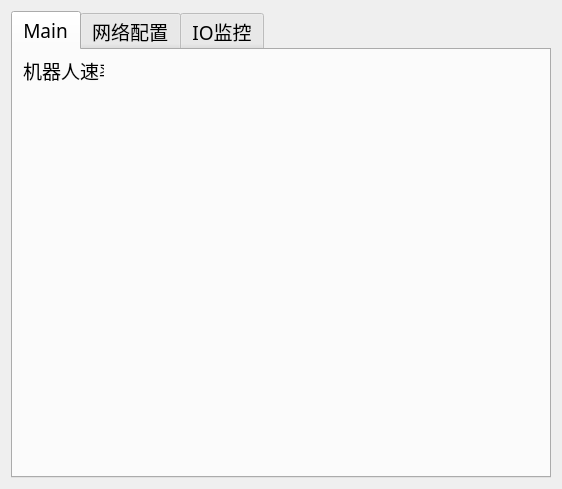
Before: the Qt Designer form mywindow.ui in duanyifei777/TCPClint, drawn with Qt 5.
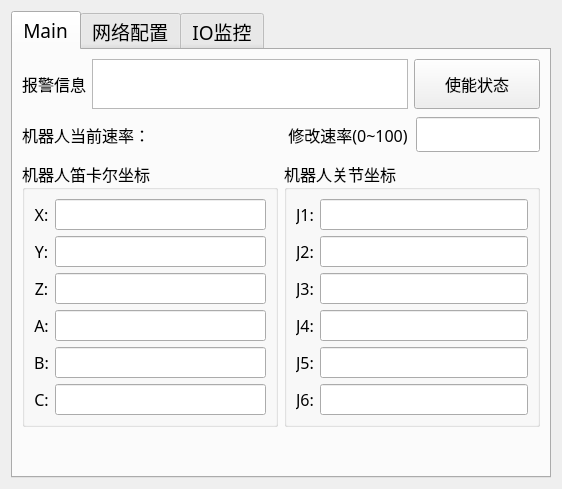
After: the same form once the commit is applied.

Commit message: 版本3 （主窗口功能完善：速度、使能、报警信息、笛卡尔坐标与关节坐标显示）

What changed in the file:
```diff
--- a/mywindow.ui
+++ b/mywindow.ui
@@ -13,8 +13,8 @@
   <property name="windowTitle">
    <string>Form</string>
   </property>
-  <layout class="QVBoxLayout" name="verticalLayout_2">
-   <item>
+  <layout class="QGridLayout" name="gridLayout">
+   <item row="0" column="0">
     <layout class="QVBoxLayout" name="verticalLayout">
      <item>
       <widget class="QTabWidget" name="tabWidget">
@@ -31,19 +31,399 @@
         <attribute name="title">
          <string>Main</string>
         </attribute>
-        <widget class="QLabel" name="label_3">
-         <property name="geometry">
-          <rect>
-           <x>10</x>
-           <y>5</y>
-           <width>81</width>
-           <height>31</height>
-          </rect>
-         </property>
-         <property name="text">
-          <string>&lt;html&gt;&lt;head/&gt;&lt;body&gt;&lt;p align=&quot;center&quot;&gt;机器人速率&lt;/p&gt;&lt;/body&gt;&lt;/html&gt;</string>
-         </property>
-        </widget>
+        <layout class="QGridLayout" name="gridLayout_3">
+         <item row="4" column="0">
+          <widget class="QGroupBox" name="CartgroupBox">
+           <property name="font">
+            <font>
+             <family>微软雅黑</family>
+             <pointsize>12</pointsize>
+            </font>
+           </property>
+           <property name="title">
+            <string>机器人笛卡尔坐标</string>
+           </property>
+           <layout class="QGridLayout" name="gridLayout_2">
+            <item row="0" column="0">
+             <widget class="QLabel" name="label_6">
+              <property name="text">
+               <string>&lt;html&gt;&lt;head/&gt;&lt;body&gt;&lt;p align=&quot;center&quot;&gt;X:&lt;/p&gt;&lt;/body&gt;&lt;/html&gt;</string>
+              </property>
+             </widget>
+            </item>
+            <item row="0" column="1">
+             <widget class="QLineEdit" name="xlineEdit">
+              <property name="readOnly">
+               <bool>true</bool>
+              </property>
+             </widget>
+            </item>
+            <item row="1" column="0">
+             <widget class="QLabel" name="label_7">
+              <property name="text">
+               <string>&lt;html&gt;&lt;head/&gt;&lt;body&gt;&lt;p align=&quot;center&quot;&gt;Y:&lt;/p&gt;&lt;/body&gt;&lt;/html&gt;</string>
+              </property>
+             </widget>
+            </item>
+            <item row="1" column="1">
+             <widget class="QLineEdit" name="ylineEdit">
+              <property name="readOnly">
+               <bool>true</bool>
+              </property>
+             </widget>
+            </item>
+            <item row="2" column="0">
+             <widget class="QLabel" name="label_8">
+              <property name="text">
+               <string>&lt;html&gt;&lt;head/&gt;&lt;body&gt;&lt;p align=&quot;center&quot;&gt;Z:&lt;/p&gt;&lt;/body&gt;&lt;/html&gt;</string>
+              </property>
+             </widget>
+            </item>
+            <item row="2" column="1">
+             <widget class="QLineEdit" name="zlineEdit">
+              <property name="readOnly">
+               <bool>true</bool>
+              </property>
+             </widget>
+            </item>
+            <item row="3" column="0">
+             <widget class="QLabel" name="label_9">
+              <property name="text">
+               <string>&lt;html&gt;&lt;head/&gt;&lt;body&gt;&lt;p align=&quot;center&quot;&gt;A:&lt;/p&gt;&lt;/body&gt;&lt;/html&gt;</string>
+              </property>
+             </widget>
+            </item>
+            <item row="3" column="1">
+             <widget class="QLineEdit" name="alineEdit">
+              <property name="readOnly">
+               <bool>true</bool>
+              </property>
+             </widget>
+            </item>
+            <item row="4" column="0">
+             <widget class="QLabel" name="label_11">
+              <property name="text">
+               <string>&lt;html&gt;&lt;head/&gt;&lt;body&gt;&lt;p align=&quot;center&quot;&gt;B:&lt;/p&gt;&lt;/body&gt;&lt;/html&gt;</string>
+              </property>
+             </widget>
+            </item>
+            <item row="4" column="1">
+             <widget class="QLineEdit" name="blineEdit">
+              <property name="readOnly">
+               <bool>true</bool>
+              </property>
+             </widget>
+            </item>
+            <item row="5" column="0">
+             <widget class="QLabel" name="label_10">
+              <property name="text">
+               <string>&lt;html&gt;&lt;head/&gt;&lt;body&gt;&lt;p align=&quot;center&quot;&gt;C:&lt;/p&gt;&lt;/body&gt;&lt;/html&gt;</string>
+              </property>
+             </widget>
+            </item>
+            <item row="5" column="1">
+             <widget class="QLineEdit" name="clineEdit">
+              <property name="readOnly">
+               <bool>true</bool>
+              </property>
+             </widget>
+            </item>
+           </layout>
+          </widget>
+         </item>
+         <item row="5" column="0" colspan="2">
+          <spacer name="verticalSpacer_2">
+           <property name="orientation">
+            <enum>Qt::Vertical</enum>
+           </property>
+           <property name="sizeType">
+            <enum>QSizePolicy::Expanding</enum>
+           </property>
+           <property name="sizeHint" stdset="0">
+            <size>
+             <width>20</width>
+             <height>117</height>
+            </size>
+           </property>
+          </spacer>
+         </item>
+         <item row="2" column="0" colspan="2">
+          <layout class="QHBoxLayout" name="horizontalLayout_3" stretch="1,1,1,1">
+           <property name="sizeConstraint">
+            <enum>QLayout::SetDefaultConstraint</enum>
+           </property>
+           <property name="topMargin">
+            <number>0</number>
+           </property>
+           <item>
+            <widget class="QLabel" name="label_3">
+             <property name="minimumSize">
+              <size>
+               <width>0</width>
+               <height>40</height>
+              </size>
+             </property>
+             <property name="font">
+              <font>
+               <family>微软雅黑</family>
+               <pointsize>12</pointsize>
+              </font>
+             </property>
+             <property name="text">
+              <string>&lt;html&gt;&lt;head/&gt;&lt;body&gt;&lt;p align=&quot;center&quot;&gt;机器人当前速率：&lt;/p&gt;&lt;/body&gt;&lt;/html&gt;</string>
+             </property>
+            </widget>
+           </item>
+           <item>
+            <widget class="QLabel" name="showSpeedlabel">
+             <property name="minimumSize">
+              <size>
+               <width>0</width>
+               <height>30</height>
+              </size>
+             </property>
+             <property name="text">
+              <string>&lt;html&gt;&lt;head/&gt;&lt;body&gt;&lt;p align=&quot;center&quot;&gt;&lt;br/&gt;&lt;/p&gt;&lt;/body&gt;&lt;/html&gt;</string>
+             </property>
+            </widget>
+           </item>
+           <item>
+            <widget class="QLabel" name="label_4">
+             <property name="minimumSize">
+              <size>
+               <width>0</width>
+               <height>40</height>
+              </size>
+             </property>
+             <property name="font">
+              <font>
+               <family>微软雅黑</family>
+               <pointsize>12</pointsize>
+              </font>
+             </property>
+             <property name="text">
+              <string>&lt;html&gt;&lt;head/&gt;&lt;body&gt;&lt;p align=&quot;center&quot;&gt;修改速率(0~100)&lt;/p&gt;&lt;/body&gt;&lt;/html&gt;</string>
+             </property>
+            </widget>
+           </item>
+           <item>
+            <widget class="QLineEdit" name="changeSpeedlineEdit">
+             <property name="minimumSize">
+              <size>
+               <width>0</width>
+               <height>30</height>
+              </size>
+             </property>
+            </widget>
+           </item>
+          </layout>
+         </item>
+         <item row="0" column="0" colspan="2">
+          <layout class="QHBoxLayout" name="horizontalLayout_4" stretch="1,5,2">
+           <item>
+            <widget class="QLabel" name="label_5">
+             <property name="minimumSize">
+              <size>
+               <width>0</width>
+               <height>40</height>
+              </size>
+             </property>
+             <property name="font">
+              <font>
+               <family>微软雅黑</family>
+               <pointsize>12</pointsize>
+              </font>
+             </property>
+             <property name="text">
+              <string>&lt;html&gt;&lt;head/&gt;&lt;body&gt;&lt;p align=&quot;center&quot;&gt;报警信息&lt;/p&gt;&lt;/body&gt;&lt;/html&gt;</string>
+             </property>
+            </widget>
+           </item>
+           <item>
+            <widget class="QTextBrowser" name="warningtextBrowser">
+             <property name="sizePolicy">
+              <sizepolicy hsizetype="Expanding" vsizetype="Minimum">
+               <horstretch>0</horstretch>
+               <verstretch>0</verstretch>
+              </sizepolicy>
+             </property>
+             <property name="minimumSize">
+              <size>
+               <width>0</width>
+               <height>10</height>
+              </size>
+             </property>
+             <property name="maximumSize">
+              <size>
+               <width>16777215</width>
+               <height>16777215</height>
+              </size>
+             </property>
+             <property name="html">
+              <string>&lt;!DOCTYPE HTML PUBLIC &quot;-//W3C//DTD HTML 4.0//EN&quot; &quot;http://www.w3.org/TR/REC-html40/strict.dtd&quot;&gt;
+&lt;html&gt;&lt;head&gt;&lt;meta name=&quot;qrichtext&quot; content=&quot;1&quot; /&gt;&lt;meta charset=&quot;utf-8&quot; /&gt;&lt;style type=&quot;text/css&quot;&gt;
+p, li { white-space: pre-wrap; }
+hr { height: 1px; border-width: 0; }
+li.unchecked::marker { content: &quot;\2610&quot;; }
+li.checked::marker { content: &quot;\2612&quot;; }
+&lt;/style&gt;&lt;/head&gt;&lt;body style=&quot; font-family:'微软雅黑'; font-size:14pt; font-weight:400; font-style:normal;&quot;&gt;
+&lt;p align=&quot;center&quot; style=&quot;-qt-paragraph-type:empty; margin-top:0px; margin-bottom:0px; margin-left:0px; margin-right:0px; -qt-block-indent:0; text-indent:0px;&quot;&gt;&lt;br /&gt;&lt;/p&gt;&lt;/body&gt;&lt;/html&gt;</string>
+             </property>
+            </widget>
+           </item>
+           <item>
+            <widget class="QPushButton" name="enabledButton">
+             <property name="minimumSize">
+              <size>
+               <width>0</width>
+               <height>50</height>
+              </size>
+             </property>
+             <property name="font">
+              <font>
+               <family>微软雅黑</family>
+               <pointsize>12</pointsize>
+              </font>
+             </property>
+             <property name="text">
+              <string>使能状态</string>
+             </property>
+            </widget>
+           </item>
+          </layout>
+         </item>
+         <item row="1" column="0" colspan="2">
+          <spacer name="verticalSpacer_4">
+           <property name="orientation">
+            <enum>Qt::Vertical</enum>
+           </property>
+           <property name="sizeType">
+            <enum>QSizePolicy::Expanding</enum>
+           </property>
+           <property name="sizeHint" stdset="0">
+            <size>
+             <width>518</width>
+             <height>8</height>
+            </size>
+           </property>
+          </spacer>
+         </item>
+         <item row="3" column="0" colspan="2">
+          <spacer name="verticalSpacer_3">
+           <property name="orientation">
+            <enum>Qt::Vertical</enum>
+           </property>
+           <property name="sizeType">
+            <enum>QSizePolicy::Expanding</enum>
+           </property>
+           <property name="sizeHint" stdset="0">
+            <size>
+             <width>518</width>
+             <height>7</height>
+            </size>
+           </property>
+          </spacer>
+         </item>
+         <item row="4" column="1">
+          <widget class="QGroupBox" name="JointgroupBox">
+           <property name="font">
+            <font>
+             <family>微软雅黑</family>
+             <pointsize>12</pointsize>
+            </font>
+           </property>
+           <property name="title">
+            <string>机器人关节坐标</string>
+           </property>
+           <layout class="QFormLayout" name="formLayout">
+            <item row="0" column="0">
+             <widget class="QLabel" name="label_12">
+              <property name="text">
+               <string>&lt;html&gt;&lt;head/&gt;&lt;body&gt;&lt;p align=&quot;center&quot;&gt;J1:&lt;/p&gt;&lt;/body&gt;&lt;/html&gt;</string>
+              </property>
+             </widget>
+            </item>
+            <item row="0" column="1">
+             <widget class="QLineEdit" name="J1lineEdit">
+              <property name="readOnly">
+               <bool>true</bool>
+              </property>
+             </widget>
+            </item>
+            <item row="1" column="0">
+             <widget class="QLabel" name="label_14">
+              <property name="text">
+               <string>&lt;html&gt;&lt;head/&gt;&lt;body&gt;&lt;p align=&quot;center&quot;&gt;J2:&lt;/p&gt;&lt;/body&gt;&lt;/html&gt;</string>
+              </property>
+             </widget>
+            </item>
+            <item row="1" column="1">
+             <widget class="QLineEdit" name="J2lineEdit">
+              <property name="readOnly">
+               <bool>true</bool>
+              </property>
+             </widget>
+            </item>
+            <item row="2" column="0">
+             <widget class="QLabel" name="label_15">
+              <property name="text">
+               <string>&lt;html&gt;&lt;head/&gt;&lt;body&gt;&lt;p align=&quot;center&quot;&gt;J3:&lt;/p&gt;&lt;/body&gt;&lt;/html&gt;</string>
+              </property>
+             </widget>
+            </item>
+            <item row="2" column="1">
+             <widget class="QLineEdit" name="J3lineEdit">
+              <property name="readOnly">
+               <bool>true</bool>
+              </property>
+             </widget>
+            </item>
+            <item row="3" column="0">
+             <widget class="QLabel" name="label_13">
+              <property name="text">
+               <string>&lt;html&gt;&lt;head/&gt;&lt;body&gt;&lt;p align=&quot;center&quot;&gt;J4:&lt;/p&gt;&lt;/body&gt;&lt;/html&gt;</string>
+              </property>
+             </widget>
+            </item>
+            <item row="3" column="1">
+             <widget class="QLineEdit" name="J4lineEdit">
+              <property name="readOnly">
+               <bool>true</bool>
+              </property>
+             </widget>
+            </item>
+            <item row="4" column="0">
+             <widget class="QLabel" name="label_16">
+              <property name="text">
+               <string>&lt;html&gt;&lt;head/&gt;&lt;body&gt;&lt;p align=&quot;center&quot;&gt;J5:&lt;/p&gt;&lt;/body&gt;&lt;/html&gt;</string>
+              </property>
+             </widget>
+            </item>
+            <item row="4" column="1">
+             <widget class="QLineEdit" name="J5lineEdit">
+              <property name="readOnly">
+               <bool>true</bool>
+              </property>
+             </widget>
+            </item>
+            <item row="5" column="0">
+             <widget class="QLabel" name="label_17">
+              <property name="text">
+               <string>&lt;html&gt;&lt;head/&gt;&lt;body&gt;&lt;p align=&quot;center&quot;&gt;J6:&lt;/p&gt;&lt;/body&gt;&lt;/html&gt;</string>
+              </property>
+             </widget>
+            </item>
+            <item row="5" column="1">
+             <widget class="QLineEdit" name="J6lineEdit">
+              <property name="readOnly">
+               <bool>true</bool>
+              </property>
+             </widget>
+            </item>
+           </layout>
+          </widget>
+         </item>
+        </layout>
        </widget>
        <widget class="QWidget" name="tabNet">
         <attribute name="title">
```
Left out of the diff: 84 changed lines with no effect on the pictures. The commit also changes 2 other files.
